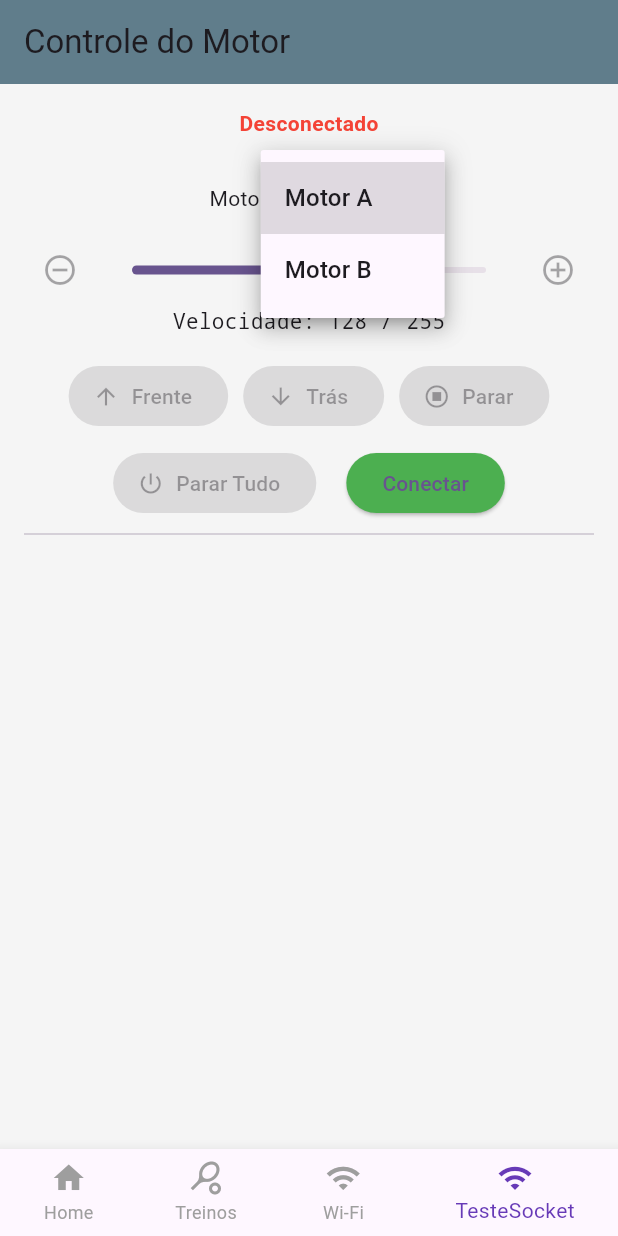
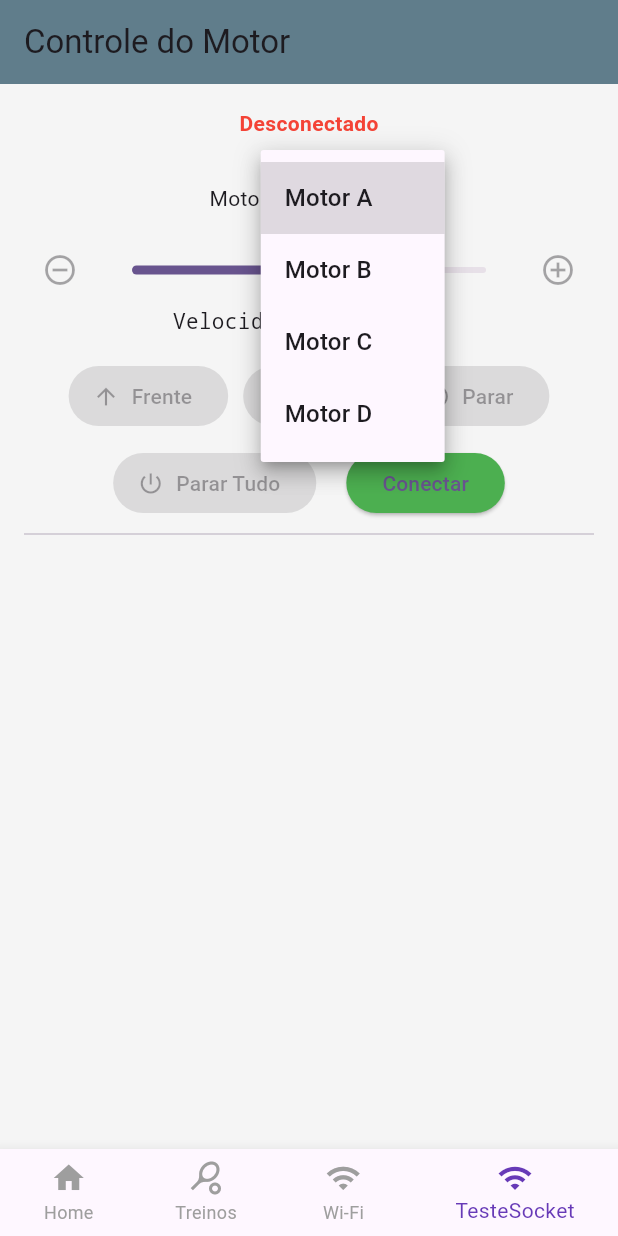
Before and after one commit to alfaGefersona/oi25cp, a Flutter app: the screen it shows after launch, item 4 of the bottom bar chosen, after a tap on "Motor A", on a phone screen of 412 x 824 dp. Run offline on Flutter 3.47's test engine with Material 3 defaults, Android fonts, the phone set to English and light mode, and no system bars; our stand-ins replace permission_handler; missing offline and left inert: wifi_iot.

Commit message:
feat: adiciona mais motores fix: remove comentarios

```diff
--- a/lib/features/connection/presentation/pages/wifi_socket_page.dart
+++ b/lib/features/connection/presentation/pages/wifi_socket_page.dart
@@ -13,7 +13,7 @@ class _WifiSocketPageState extends State<WifiSocketPage> {
   Socket? _socket;
   bool _connected = false;
   String _log = '';
-  double _speed = 128; // velocidade inicial
+  double _speed = 128;
 
   Future<void> _connect() async {
     try {
@@ -51,22 +51,22 @@ class _WifiSocketPageState extends State<WifiSocketPage> {
     }
   }
 
-  int _selectedMotor = 1; // motor padrão
+  int _selectedMotor = 1;
 
   void _sendCommand(String direction) {
     if (_socket == null || !_connected) {
-      setState(() => _log += 'Não conectado ao ESP32\n');
+      setState(() => _log += 'N CONECTADO AO ESP\n');
       return;
     }
 
     final command = jsonEncode({
-      'motor': _selectedMotor, // número do motor
+      'motor': _selectedMotor,
       'direction': direction,
       'speed': _speed.toInt(),
     });
 
     _socket!.write(command);
-    setState(() => _log += 'Enviado: $command\n');
+    setState(() => _log += 'enviado: $command\n');
   }
 
   void _disconnect() {
@@ -120,6 +120,8 @@ class _WifiSocketPageState extends State<WifiSocketPage> {
                   items: const [
                     DropdownMenuItem(value: 1, child: Text('Motor A')),
                     DropdownMenuItem(value: 2, child: Text('Motor B')),
+                    DropdownMenuItem(value: 3, child: Text('Motor C')),
+                    DropdownMenuItem(value: 4, child: Text('Motor D')),
                   ],
                   onChanged: (value) {
                     setState(() => _selectedMotor = value!);
```
